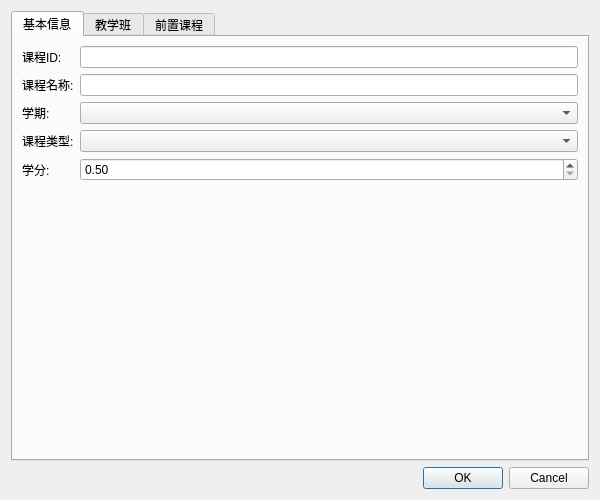
The window that course_selection/coursedialog.ui (Hannahvictoriza092/Course_selection) describes before a commit, drawn with Qt 5.
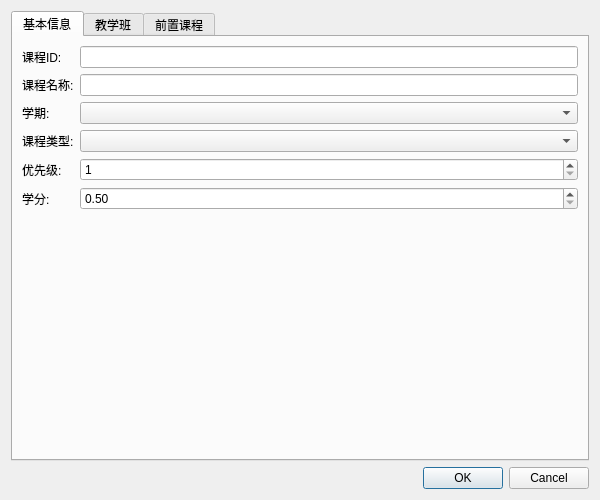
The same window after the commit.

Commit message: 实现必修和选修课优先级设置和选修课自行修改

Diff of the .ui file:
```diff
--- a/course_selection/coursedialog.ui
+++ b/course_selection/coursedialog.ui
@@ -64,14 +64,27 @@
        <item row="3" column="1">
         <widget class="QComboBox" name="comboBox_courseType"/>
        </item>
-       <item row="4" column="0">
+       <item row="4" column="1">
+        <widget class="QSpinBox" name="spinBox_priority">
+         <property name="visible">
+          <bool>false</bool>
+         </property>
+         <property name="minimum">
+          <number>1</number>
+         </property>
+         <property name="maximum">
+          <number>99</number>
+         </property>
+        </widget>
+       </item>
+       <item row="5" column="0">
         <widget class="QLabel" name="label_credits">
          <property name="text">
           <string>学分:</string>
          </property>
         </widget>
        </item>
-       <item row="4" column="1">
+       <item row="5" column="1">
         <widget class="QDoubleSpinBox" name="doubleSpinBox_credits">
          <property name="minimum">
           <double>0.500000000000000</double>
@@ -84,6 +97,13 @@
          </property>
         </widget>
        </item>
+       <item row="4" column="0">
+        <widget class="QLabel" name="label_priority">
+         <property name="text">
+          <string>优先级:</string>
+         </property>
+        </widget>
+       </item>
       </layout>
      </widget>
      <widget class="QWidget" name="classesTab">
```
Left out of the diff: 22 changed lines with no effect on the pictures. Lines whose indentation alone changed are shown as unchanged. The commit also changes 9 other files.
